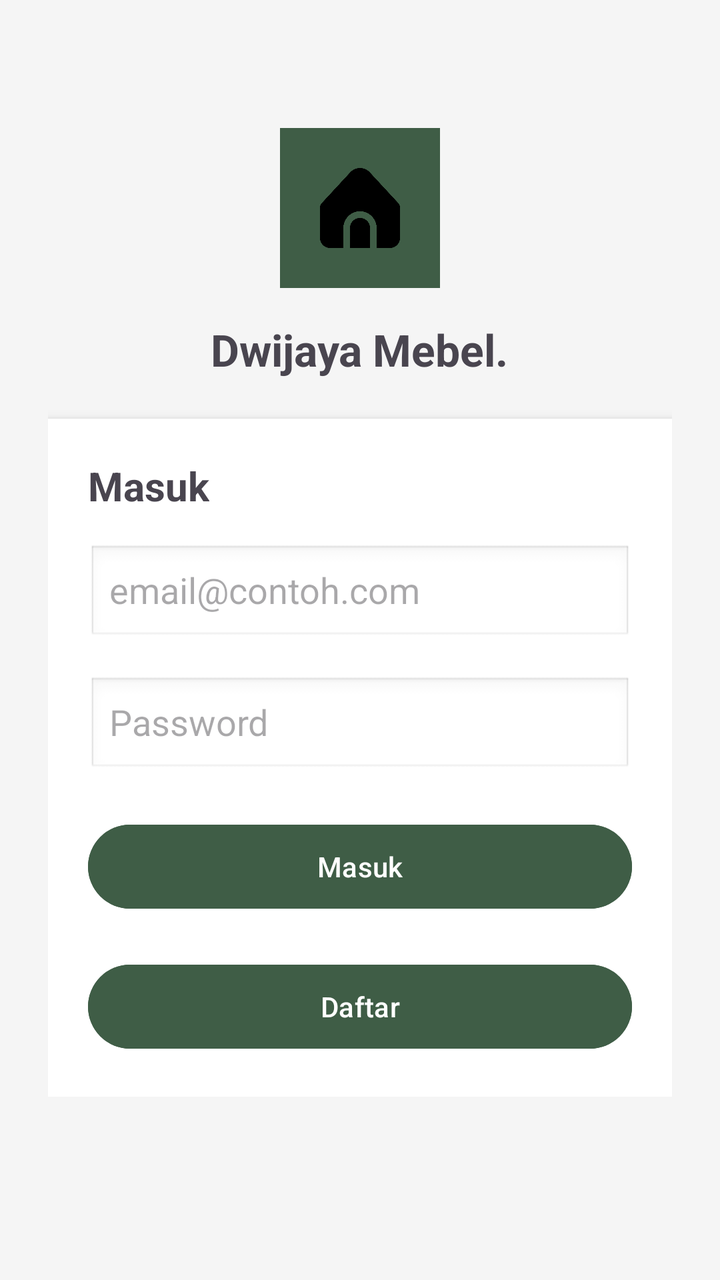
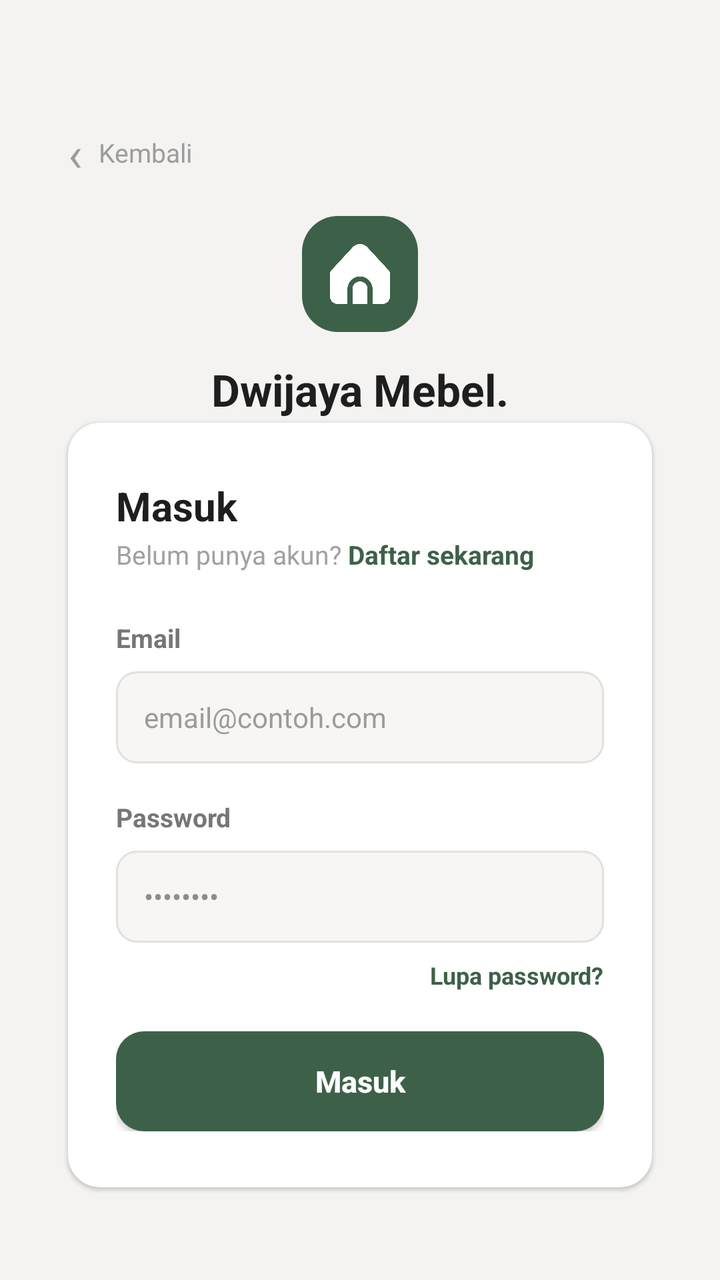

Two renders of the same Android screen: before a commit and after it. Below are the layout's source before the change and the commit's diff.
<!-- AndroidManifest.xml: application theme Theme.Proyek_UAS -->
<!-- res/layout/activity_login.xml -->
<?xml version="1.0" encoding="utf-8"?>
<ScrollView xmlns:android="http://schemas.android.com/apk/res/android"
    android:layout_width="match_parent"
    android:layout_height="match_parent"
    android:background="#F5F5F5">

    <LinearLayout
        android:layout_width="match_parent"
        android:layout_height="wrap_content"
        android:orientation="vertical"
        android:padding="24dp"
        android:gravity="center">

        <ImageView
            android:layout_width="80dp"
            android:layout_height="80dp"
            android:src="@drawable/home"
            android:background="#3F5D46"
            android:padding="20dp"
            android:layout_marginTop="40dp"/>

        <TextView
            android:layout_width="wrap_content"
            android:layout_height="wrap_content"
            android:text="Dwijaya Mebel."
            android:textSize="22sp"
            android:textStyle="bold"
            android:layout_marginTop="16dp"/>

        <LinearLayout
            android:layout_width="match_parent"
            android:layout_height="wrap_content"
            android:orientation="vertical"
            android:background="@android:color/white"
            android:padding="20dp"
            android:layout_marginTop="20dp"
            android:elevation="4dp">

            <TextView
                android:text="Masuk"
                android:textSize="20sp"
                android:textStyle="bold"
                android:layout_width="wrap_content"
                android:layout_height="wrap_content"/>

            <EditText
                android:id="@+id/etEmail"
                android:layout_width="match_parent"
                android:layout_height="50dp"
                android:hint="email@contoh.com"
                android:layout_marginTop="16dp"
                android:background="@android:drawable/edit_text"/>

            <EditText
                android:id="@+id/etPassword"
                android:layout_width="match_parent"
                android:layout_height="50dp"
                android:layout_marginTop="16dp"
                android:background="@android:drawable/edit_text"
                android:hint="Password" />

            <Button
                android:id="@+id/btnLogin"
                android:layout_width="match_parent"
                android:layout_height="50dp"
                android:text="Masuk"
                android:backgroundTint="#3F5D46"
                android:textColor="@android:color/white"
                android:layout_marginTop="20dp"/>

            <Button
                android:id="@+id/btnRegister"
                android:layout_width="match_parent"
                android:layout_height="50dp"
                android:layout_marginTop="20dp"
                android:backgroundTint="#3F5D46"
                android:text="Daftar"
                android:textColor="@android:color/white" />

        </LinearLayout>

    </LinearLayout>

</ScrollView>
<!-- resources referenced by this layout -->
<resources>
  <!-- drawable home: png bitmap (drawable, 10175 bytes) -->
  <style name="Theme.Proyek_UAS" parent="Base.Theme.Proyek_UAS" />
  <style name="Base.Theme.Proyek_UAS" parent="Theme.Material3.DayNight.NoActionBar">
          
          
      </style>
</resources>

<!-- the commit's change to res/layout/activity_login.xml (unified diff, before → after) -->
@@ -1,84 +1,243 @@
 <?xml version="1.0" encoding="utf-8"?>
-<ScrollView xmlns:android="http://schemas.android.com/apk/res/android"
+<androidx.constraintlayout.widget.ConstraintLayout
+    xmlns:android="http://schemas.android.com/apk/res/android"
+    xmlns:app="http://schemas.android.com/apk/res-auto"
+    xmlns:tools="http://schemas.android.com/tools"
     android:layout_width="match_parent"
     android:layout_height="match_parent"
-    android:background="#F5F5F5">
-
+    android:background="#F4F3F1"
+    tools:context=".LoginActivity">
+
+    
     <LinearLayout
-        android:layout_width="match_parent"
+        android:id="@+id/btnBack"
+        android:layout_width="wrap_content"
         android:layout_height="wrap_content"
-        android:orientation="vertical"
-        android:padding="24dp"
-        android:gravity="center">
-
-        <ImageView
-            android:layout_width="80dp"
-            android:layout_height="80dp"
-            android:src="@drawable/home"
-            android:background="#3F5D46"
-            android:padding="20dp"
-            android:layout_marginTop="40dp"/>
+        android:orientation="horizontal"
+        android:gravity="center_vertical"
+        android:layout_marginStart="34dp"
+        android:layout_marginTop="60dp"
+        app:layout_constraintStart_toStartOf="parent"
+        app:layout_constraintTop_toTopOf="parent">
 
         <TextView
             android:layout_width="wrap_content"
             android:layout_height="wrap_content"
-            android:text="Dwijaya Mebel."
-            android:textSize="22sp"
-            android:textStyle="bold"
-            android:layout_marginTop="16dp"/>
+            android:text="‹"
+            android:textSize="24sp"
+            android:textColor="#9C9C9C" />
+
+        <TextView
+            android:layout_width="wrap_content"
+            android:layout_height="wrap_content"
+            android:text="Kembali"
+            android:textSize="13sp"
+            android:textColor="#9C9C9C"
+            android:layout_marginStart="8dp" />
+    </LinearLayout>
+
+    
+    <FrameLayout
+        android:id="@+id/iconBox"
+        android:layout_width="58dp"
+        android:layout_height="58dp"
+        android:layout_marginTop="108dp"
+        android:background="@drawable/bg_icon_box"
+        app:layout_constraintTop_toTopOf="parent"
+        app:layout_constraintStart_toStartOf="parent"
+        app:layout_constraintEnd_toEndOf="parent">
+
+        <ImageView
+            android:layout_width="30dp"
+            android:layout_height="30dp"
+            android:layout_gravity="center"
+            android:src="@drawable/home"
+            app:tint="#FFFFFF" />
+    </FrameLayout>
+
+    
+    <TextView
+        android:id="@+id/tvTitle"
+        android:layout_width="wrap_content"
+        android:layout_height="wrap_content"
+        android:text="Dwijaya Mebel."
+        android:textColor="#1E1E1E"
+        android:textStyle="bold"
+        android:textSize="22sp"
+        android:layout_marginTop="14dp"
+        app:layout_constraintTop_toBottomOf="@id/iconBox"
+        app:layout_constraintStart_toStartOf="parent"
+        app:layout_constraintEnd_toEndOf="parent" />
+
+    
+    <androidx.cardview.widget.CardView
+        android:id="@+id/cardLogin"
+        android:layout_width="0dp"
+        android:layout_height="wrap_content"
+        android:layout_marginStart="34dp"
+        android:layout_marginEnd="34dp"
+        android:layout_marginTop="2dp"
+        app:cardCornerRadius="16dp"
+        app:cardElevation="1dp"
+        app:cardBackgroundColor="#FFFFFF"
+        app:layout_constraintTop_toBottomOf="@id/tvTitle"
+        app:layout_constraintStart_toStartOf="parent"
+        app:layout_constraintEnd_toEndOf="parent">
 
         <LinearLayout
             android:layout_width="match_parent"
             android:layout_height="wrap_content"
             android:orientation="vertical"
-            android:background="@android:color/white"
-            android:padding="20dp"
-            android:layout_marginTop="20dp"
-            android:elevation="4dp">
-
-            <TextView
+            android:paddingStart="24dp"
+            android:paddingTop="28dp"
+            android:paddingEnd="24dp"
+            android:paddingBottom="28dp">
+
+            <TextView
+                android:layout_width="wrap_content"
+                android:layout_height="wrap_content"
                 android:text="Masuk"
+                android:textColor="#1E1E1E"
                 android:textSize="20sp"
-                android:textStyle="bold"
-                android:layout_width="wrap_content"
-                android:layout_height="wrap_content"/>
-
-            <EditText
-                android:id="@+id/etEmail"
+                android:textStyle="bold" />
+
+            <LinearLayout
+                android:layout_width="wrap_content"
+                android:layout_height="wrap_content"
+                android:layout_marginTop="2dp"
+                android:orientation="horizontal">
+
+                <TextView
+                    android:layout_width="wrap_content"
+                    android:layout_height="wrap_content"
+                    android:text="Belum punya akun? "
+                    android:textColor="#A1A1A1"
+                    android:textSize="13sp" />
+
+                <TextView
+                    android:id="@+id/tvDaftar"
+                    android:layout_width="wrap_content"
+                    android:layout_height="wrap_content"
+                    android:text="Daftar sekarang"
+                    android:textColor="#3D6148"
+                    android:textSize="13sp"
+                    android:textStyle="bold" />
+            </LinearLayout>
+
+            
+            <TextView
+                android:layout_width="wrap_content"
+                android:layout_height="wrap_content"
+                android:layout_marginTop="24dp"
+                android:text="Email"
+                android:textColor="#767676"
+                android:textSize="13sp"
+                android:textStyle="bold" />
+
+            
+            <LinearLayout
                 android:layout_width="match_parent"
-                android:layout_height="50dp"
-                android:hint="email@contoh.com"
-                android:layout_marginTop="16dp"
-                android:background="@android:drawable/edit_text"/>
-
-            <EditText
-                android:id="@+id/etPassword"
+                android:layout_height="46dp"
+                android:layout_marginTop="8dp"
+                android:background="@drawable/bg_input"
+                android:gravity="center_vertical"
+                android:orientation="horizontal"
+                android:paddingStart="14dp"
+                android:paddingEnd="12dp">
+
+                <EditText
+                    android:id="@+id/etEmail"
+                    android:layout_width="0dp"
+                    android:layout_height="match_parent"
+                    android:layout_weight="1"
+                    android:background="@android:color/transparent"
+                    android:hint="email@contoh.com"
+                    android:inputType="textEmailAddress"
+                    android:singleLine="true"
+                    android:textColor="#222222"
+                    android:textColorHint="#9B9B9B"
+                    android:textSize="14sp" />
+
+
+
+
+
+
+            </LinearLayout>
+
+            
+            <TextView
+                android:layout_width="wrap_content"
+                android:layout_height="wrap_content"
+                android:layout_marginTop="18dp"
+                android:text="Password"
+                android:textColor="#767676"
+                android:textSize="13sp"
+                android:textStyle="bold" />
+
+            
+            <LinearLayout
                 android:layout_width="match_parent"
-                android:layout_height="50dp"
-                android:layout_marginTop="16dp"
-                android:background="@android:drawable/edit_text"
-                android:hint="Password" />
-
-            <Button
+                android:layout_height="46dp"
+                android:layout_marginTop="8dp"
+                android:background="@drawable/bg_input"
+                android:gravity="center_vertical"
+                android:orientation="horizontal"
+                android:paddingStart="14dp"
+                android:paddingEnd="12dp">
+
+                <EditText
+                    android:id="@+id/etPassword"
+                    android:layout_width="0dp"
+                    android:layout_height="match_parent"
+                    android:layout_weight="1"
+                    android:background="@android:color/transparent"
+                    android:hint="••••••••"
+                    android:inputType="textPassword"
+                    android:singleLine="true"
+                    android:textColor="#222222"
+                    android:textColorHint="#8D8D8D"
+                    android:textSize="14sp" />
+
+
+
+
+
+
+            </LinearLayout>
+
+            
+            <TextView
+                android:id="@+id/tvLupaPassword"
+                android:layout_width="wrap_content"
+                android:layout_height="wrap_content"
+                android:layout_gravity="end"
+                android:layout_marginTop="8dp"
+                android:text="Lupa password?"
+                android:textColor="#3D6148"
+                android:textSize="12sp"
+                android:textStyle="bold" />
+
+            
+            <androidx.appcompat.widget.AppCompatButton
                 android:id="@+id/btnLogin"
                 android:layout_width="match_parent"
                 android:layout_height="50dp"
+                android:layout_marginTop="20dp"
+                android:background="@drawable/bg_button_green"
+                android:backgroundTint="@null"
                 android:text="Masuk"
-                android:backgroundTint="#3F5D46"
-                android:textColor="@android:color/white"
-                android:layout_marginTop="20dp"/>
-
-            <Button
-                android:id="@+id/btnRegister"
-                android:layout_width="match_parent"
-                android:layout_height="50dp"
-                android:layout_marginTop="20dp"
-                android:backgroundTint="#3F5D46"
-                android:text="Daftar"
-                android:textColor="@android:color/white" />
+                android:textAllCaps="false"
+                android:textColor="#FFFFFF"
+                android:textSize="15sp"
+                android:textStyle="bold" />
+
+
+            
+
+            
 
         </LinearLayout>
-
-    </LinearLayout>
-
-</ScrollView>
+    </androidx.cardview.widget.CardView>
+
+</androidx.constraintlayout.widget.ConstraintLayout>
<!-- resource entries referenced after the edit -->
@@ -1,5 +1,26 @@
 <!-- resources referenced by this layout -->
 <resources>
+  <!-- drawable bg_button_green (drawable) -->
+  <?xml version="1.0" encoding="utf-8"?>
+  <shape xmlns:android="http://schemas.android.com/apk/res/android">
+      <solid android:color="#3D6148" />
+      <corners android:radius="14dp" />
+  </shape>
+  <!-- drawable bg_icon_box (drawable) -->
+  <?xml version="1.0" encoding="utf-8"?>
+  <shape xmlns:android="http://schemas.android.com/apk/res/android">
+      <solid android:color="#3D6148" />
+      <corners android:radius="18dp" />
+  </shape>
+  <!-- drawable bg_input (drawable) -->
+  <?xml version="1.0" encoding="utf-8"?>
+  <shape xmlns:android="http://schemas.android.com/apk/res/android">
+      <solid android:color="#F7F6F4" />
+      <stroke
+          android:width="1dp"
+          android:color="#E3E0DC" />
+      <corners android:radius="10dp" />
+  </shape>
   <!-- drawable home: png bitmap (drawable, 10175 bytes) -->
   <style name="Theme.Proyek_UAS" parent="Base.Theme.Proyek_UAS" />
   <style name="Base.Theme.Proyek_UAS" parent="Theme.Material3.DayNight.NoActionBar">
